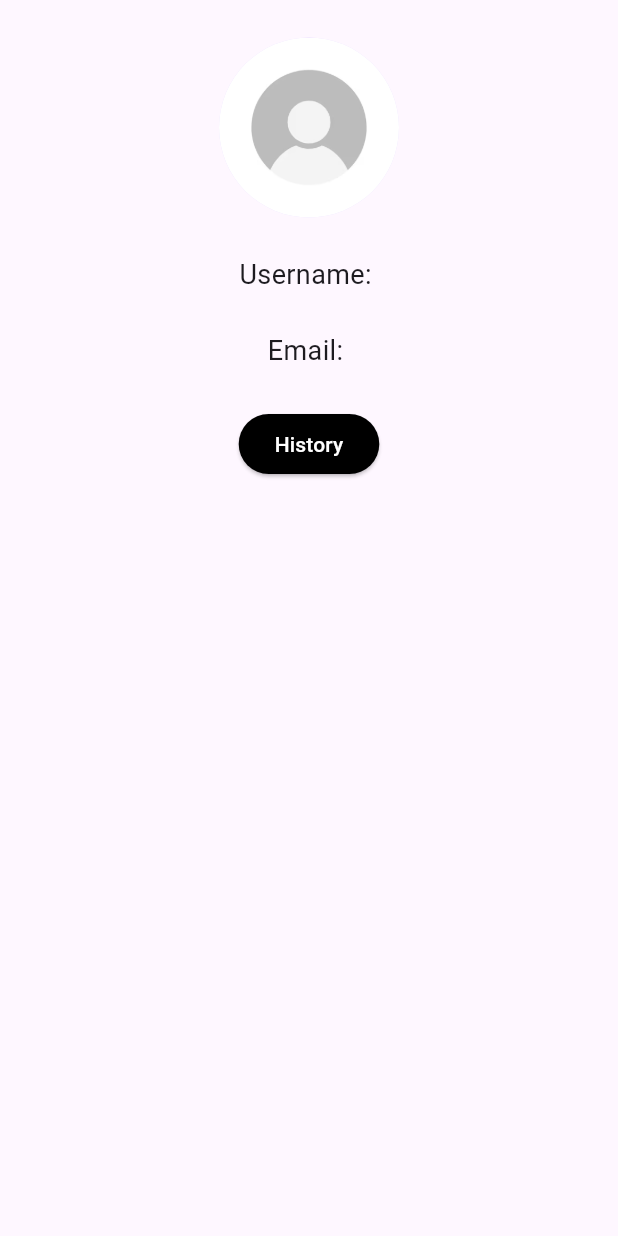
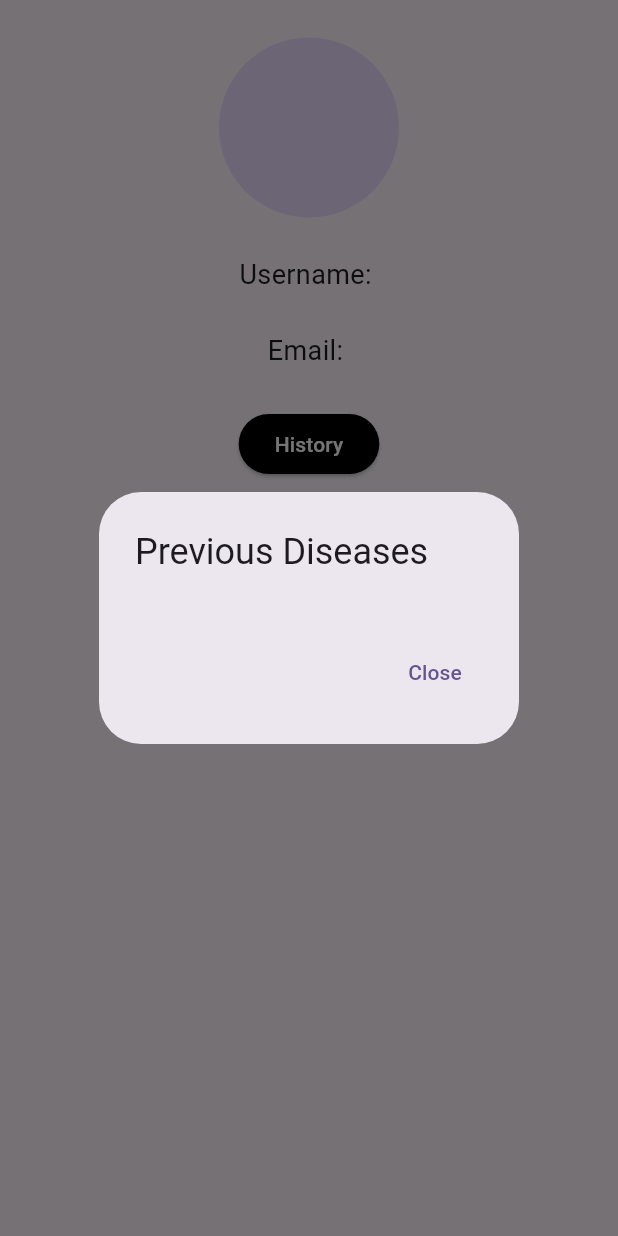
Before and after one commit to 2910Abhishek/DiseasePredictionApp, a Flutter app: the ProfileScreen screen opened directly, after a tap on "History", on a phone screen of 412 x 824 dp. Run offline on Flutter 3.47's test engine with Material 3 defaults, Android fonts, the phone set to English and light mode, and no system bars; our stand-ins replace cloud_firestore, dropdown_button2, firebase_auth, firebase_core, firebase_storage, geolocator and 3 more; accounts and stored records are empty; network calls fail.

Commit message:
Patient history successfully created

```diff
--- a/diseasepredictor/lib/screens/profile.dart
+++ b/diseasepredictor/lib/screens/profile.dart
@@ -16,6 +16,7 @@ class _ProfileScreenState extends State<ProfileScreen> {
   late String _username = '';
   late String _email = '';
   late String _profileImageUrl = '';
+  List<PreviousDisease> _previousDiseases = [];
 
   @override
   void initState() {
@@ -52,6 +53,24 @@ class _ProfileScreenState extends State<ProfileScreen> {
     });
   }
 
+  Future<void> _fetchPreviousDiseases() async {
+    final snapshot = await FirebaseFirestore.instance
+        .collection('users')
+        .doc(_currentUser!.uid)
+        .collection('previous_diseases')
+        .orderBy('diagnosis_date', descending: true)
+        .get();
+
+    setState(() {
+      _previousDiseases = snapshot.docs.map((doc) {
+        return PreviousDisease(
+          diseaseName: doc['disease_name'],
+          diagnosisDate: doc['diagnosis_date'].toDate(),
+        );
+      }).toList();
+    });
+  }
+
   @override
   Widget build(BuildContext context) {
     return Scaffold(
@@ -69,7 +88,7 @@ class _ProfileScreenState extends State<ProfileScreen> {
                     radius: 60,
                     backgroundImage: _profileImageUrl.isNotEmpty
                         ? NetworkImage(_profileImageUrl)
-                        : AssetImage('assests/images/default_image.png')
+                        : AssetImage('assets/images/default_image.png')
                             as ImageProvider,
                   ),
                   SizedBox(height: 25),
@@ -84,8 +103,9 @@ class _ProfileScreenState extends State<ProfileScreen> {
                   ),
                   SizedBox(height: 25),
                   ElevatedButton(
-                    onPressed: () {
-                      // Navigate to history screen or perform any action
+                    onPressed: () async {
+                      await _fetchPreviousDiseases();
+                      _showPreviousDiseasesDialog(context);
                     },
                     child: Text('History'),
                   ),
@@ -94,4 +114,43 @@ class _ProfileScreenState extends State<ProfileScreen> {
             ),
     );
   }
+
+  Future<void> _showPreviousDiseasesDialog(BuildContext context) {
+    return showDialog<void>(
+      context: context,
+      builder: (BuildContext context) {
+        return AlertDialog(
+          title: Text('Previous Diseases'),
+          content: SingleChildScrollView(
+            child: Column(
+              children: _previousDiseases.map((disease) {
+                return ListTile(
+                  title: Text(disease.diseaseName),
+                  subtitle: Text('Diagnosis Date: ${disease.diagnosisDate}'),
+                );
+              }).toList(),
+            ),
+          ),
+          actions: <Widget>[
+            TextButton(
+              onPressed: () {
+                Navigator.of(context).pop();
+              },
+              child: Text('Close'),
+            ),
+          ],
+        );
+      },
+    );
+  }
 }
+
+class PreviousDisease {
+  final String diseaseName;
+  final DateTime diagnosisDate;
+
+  PreviousDisease({
+    required this.diseaseName,
+    required this.diagnosisDate,
+  });
+}
```
Also changed, not shown: diseasepredictor/lib/screens/diagonsis.dart (+8 -10 lines).
